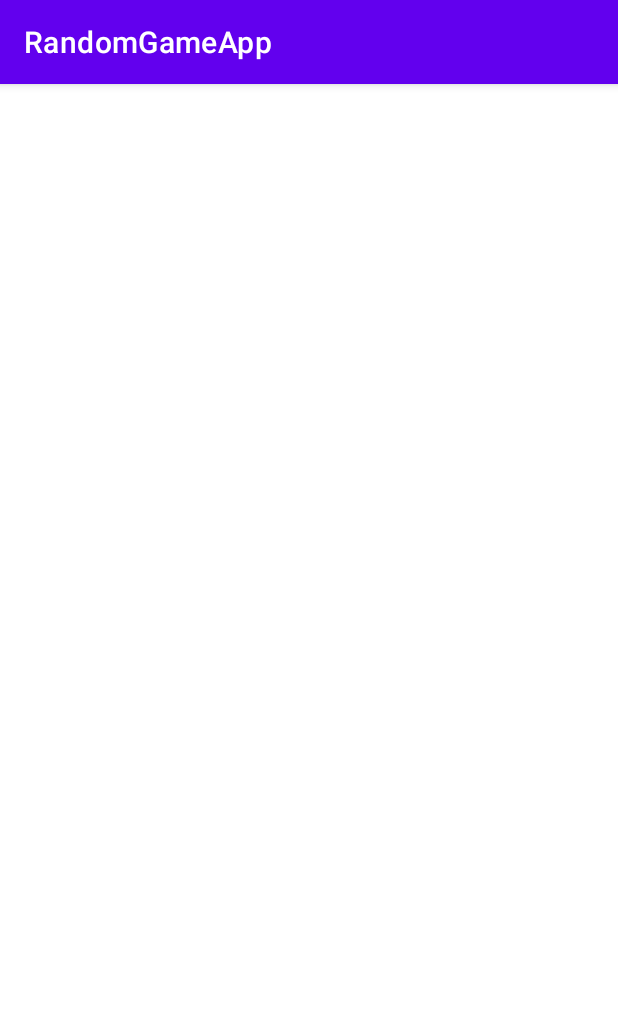
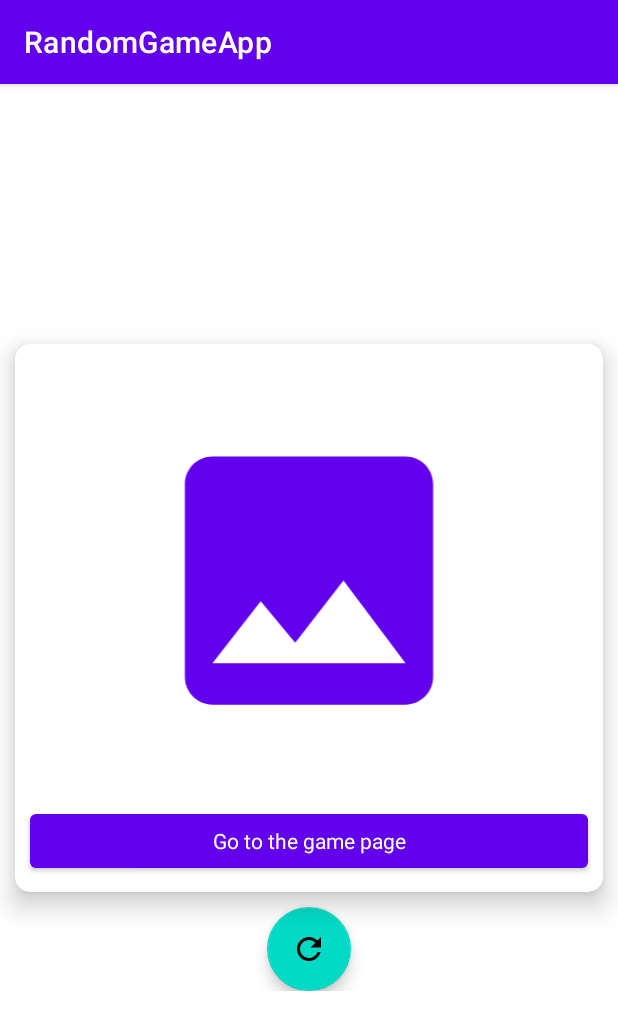
Before and after one commit to jorgesanaguaray/RandomGameApp, an Android app: the screen it shows after launch (MainActivity), on a phone screen of 412 x 824 dp. Shown: the top 1030 px of the screen. Run offline under Robolectric (Android 15) with nearby library versions, the phone set to English and light mode, and no system bars; our stand-ins replace Dagger/Hilt's generated code.

Commit message:
I have modified the activity_main by adding some views.

```diff
--- a/app/src/main/res/layout/activity_main.xml
+++ b/app/src/main/res/layout/activity_main.xml
@@ -2,8 +2,111 @@
 <RelativeLayout
     xmlns:android="http://schemas.android.com/apk/res/android"
     xmlns:tools="http://schemas.android.com/tools"
+    xmlns:app="http://schemas.android.com/apk/res-auto"
     android:layout_width="match_parent"
     android:layout_height="match_parent"
     tools:context=".MainActivity">
 
+    <ScrollView
+        android:id="@+id/mScrollView"
+        android:layout_width="match_parent"
+        android:layout_height="wrap_content"
+        android:layout_centerInParent="true">
+
+        <LinearLayout
+            android:layout_width="match_parent"
+            android:layout_height="wrap_content"
+            android:orientation="vertical">
+
+            <com.google.android.material.card.MaterialCardView
+                android:layout_width="match_parent"
+                android:layout_height="wrap_content"
+                android:layout_margin="10dp"
+                app:cardCornerRadius="10dp"
+                app:cardElevation="10dp">
+
+                <LinearLayout
+                    android:layout_width="match_parent"
+                    android:layout_height="wrap_content"
+                    android:orientation="vertical">
+
+                    <TextView
+                        android:id="@+id/mTitle"
+                        android:layout_width="match_parent"
+                        android:layout_height="wrap_content"
+                        android:gravity="center"
+                        android:padding="10dp"
+                        android:maxLines="1"
+                        android:ellipsize="end"
+                        android:textAppearance="@style/TextAppearance.AppCompat.Title"
+                        tools:text="Title"/>
+
+                    <androidx.constraintlayout.widget.ConstraintLayout
+                        android:layout_width="match_parent"
+                        android:layout_height="wrap_content">
+
+                        <ImageView
+                            android:id="@+id/mImage"
+                            android:layout_width="0dp"
+                            android:layout_height="0dp"
+                            android:contentDescription="@string/app_name"
+                            app:layout_constraintDimensionRatio="H,16:9"
+                            android:src="@drawable/ic_image"
+                            app:layout_constraintTop_toTopOf="parent"
+                            app:layout_constraintBottom_toBottomOf="parent"
+                            app:layout_constraintLeft_toLeftOf="parent"
+                            app:layout_constraintRight_toRightOf="parent"/>
+
+                    </androidx.constraintlayout.widget.ConstraintLayout>
+
+                    <TextView
+                        android:id="@+id/mShortDescription"
+                        android:layout_width="match_parent"
+                        android:layout_height="wrap_content"
+                        android:padding="10dp"
+                        android:textAppearance="@style/TextAppearance.AppCompat.Body1"
+                        tools:text="Short description"/>
+
+                    <Button
+                        android:id="@+id/mButtonGoToTheGamePage"
+                        android:layout_width="match_parent"
+                        android:layout_height="wrap_content"
+                        android:layout_marginHorizontal="10dp"
+                        android:layout_marginBottom="10dp"
+                        android:textAppearance="@style/TextAppearance.AppCompat.Body1"
+                        android:text="@string/go_to_the_game_page"/>
+
+                </LinearLayout>
+
+            </com.google.android.material.card.MaterialCardView>
+
+            <com.google.android.material.floatingactionbutton.FloatingActionButton
+                android:id="@+id/mFloatingButtonGetRandomGame"
+                android:layout_width="wrap_content"
+                android:layout_height="wrap_content"
+                android:layout_gravity="center"
+                android:contentDescription="@string/app_name"
+                android:src="@drawable/ic_refresh"/>
+
+        </LinearLayout>
+
+    </ScrollView>
+
+    <TextView
+        android:id="@+id/mTextViewMessage"
+        android:layout_width="match_parent"
+        android:layout_height="wrap_content"
+        android:layout_centerInParent="true"
+        android:gravity="center"
+        android:padding="10dp"
+        android:visibility="gone"
+        android:textAppearance="@style/TextAppearance.AppCompat.Body2"/>
+
+    <ProgressBar
+        android:id="@+id/mProgressBar"
+        android:layout_width="wrap_content"
+        android:layout_height="wrap_content"
+        android:layout_centerInParent="true"
+        android:visibility="gone"/>
+
 </RelativeLayout>
```
